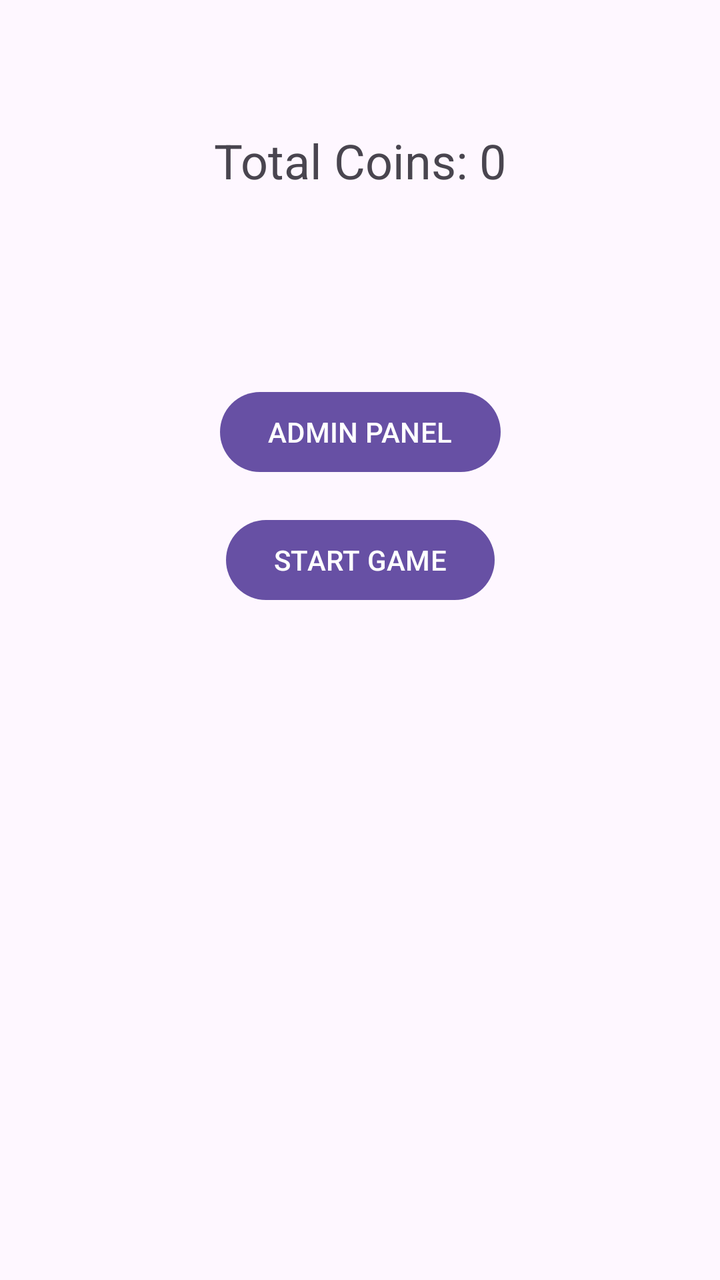
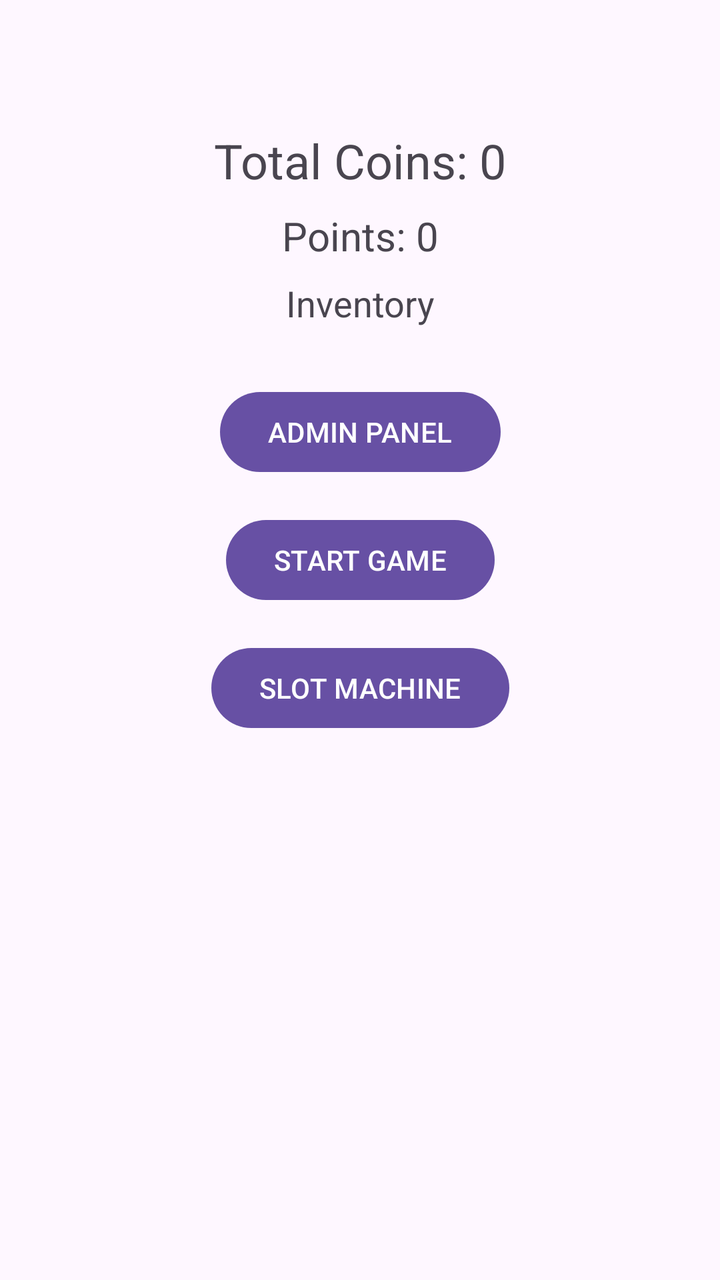

Screens rendered from an Android XML layout before and after an edit, with the pre-edit source and the edit as a unified diff.
<!-- AndroidManifest.xml: application theme Theme.OstaniBeden -->
<!-- res/layout/activity_main.xml -->
<?xml version="1.0" encoding="utf-8"?>
<androidx.constraintlayout.widget.ConstraintLayout xmlns:android="http://schemas.android.com/apk/res/android"
    xmlns:app="http://schemas.android.com/apk/res-auto"
    xmlns:tools="http://schemas.android.com/tools"
    android:id="@+id/main"
    android:layout_width="match_parent"
    android:layout_height="match_parent"
    tools:context=".MainActivity">

    <TextView
        android:id="@+id/tvTotalCoins"
        android:layout_width="wrap_content"
        android:layout_height="wrap_content"
        android:text="Total Coins: 0"
        android:textSize="24sp"
        app:layout_constraintTop_toTopOf="parent"
        app:layout_constraintStart_toStartOf="parent"
        app:layout_constraintEnd_toEndOf="parent"
        android:layout_marginTop="64dp"/>

    <Button
        android:id="@+id/btnAdminPanel"
        android:layout_width="wrap_content"
        android:layout_height="wrap_content"
        android:layout_marginTop="192dp"
        android:text="ADMIN PANEL"
        app:layout_constraintEnd_toEndOf="parent"
        app:layout_constraintStart_toStartOf="parent"
        app:layout_constraintTop_toTopOf="parent" />

    <Button
        android:id="@+id/btnStartGame"
        android:layout_width="wrap_content"
        android:layout_height="wrap_content"
        android:text="START GAME"
        app:layout_constraintTop_toBottomOf="@id/btnAdminPanel"
        app:layout_constraintStart_toStartOf="parent"
        app:layout_constraintEnd_toEndOf="parent"
        android:layout_marginTop="16dp"/>

</androidx.constraintlayout.widget.ConstraintLayout>
<!-- resources referenced by this layout -->
<resources>
  <style name="Theme.OstaniBeden" parent="Base.Theme.OstaniBeden" />
  <style name="Base.Theme.OstaniBeden" parent="Theme.Material3.DayNight.NoActionBar">
          
          
      </style>
</resources>

<!-- the commit's change to res/layout/activity_main.xml (unified diff, before → after) -->
@@ -17,6 +17,28 @@
         app:layout_constraintStart_toStartOf="parent"
         app:layout_constraintEnd_toEndOf="parent"
         android:layout_marginTop="64dp"/>
+
+    <TextView
+        android:id="@+id/tvTotalPoints"
+        android:layout_width="wrap_content"
+        android:layout_height="wrap_content"
+        android:text="Points: 0"
+        android:textSize="20sp"
+        app:layout_constraintTop_toBottomOf="@id/tvTotalCoins"
+        app:layout_constraintStart_toStartOf="parent"
+        app:layout_constraintEnd_toEndOf="parent"
+        android:layout_marginTop="8dp"/>
+
+    <TextView
+        android:id="@+id/tvInventory"
+        android:layout_width="wrap_content"
+        android:layout_height="wrap_content"
+        android:text="Inventory"
+        android:textSize="18sp"
+        app:layout_constraintTop_toBottomOf="@id/tvTotalPoints"
+        app:layout_constraintStart_toStartOf="parent"
+        app:layout_constraintEnd_toEndOf="parent"
+        android:layout_marginTop="8dp"/>
 
     <Button
         android:id="@+id/btnAdminPanel"
@@ -38,4 +60,14 @@
         app:layout_constraintEnd_toEndOf="parent"
         android:layout_marginTop="16dp"/>
 
+    <Button
+        android:id="@+id/btnSlotMachine"
+        android:layout_width="wrap_content"
+        android:layout_height="wrap_content"
+        android:text="SLOT MACHINE"
+        app:layout_constraintTop_toBottomOf="@id/btnStartGame"
+        app:layout_constraintStart_toStartOf="parent"
+        app:layout_constraintEnd_toEndOf="parent"
+        android:layout_marginTop="16dp"/>
+
 </androidx.constraintlayout.widget.ConstraintLayout>
